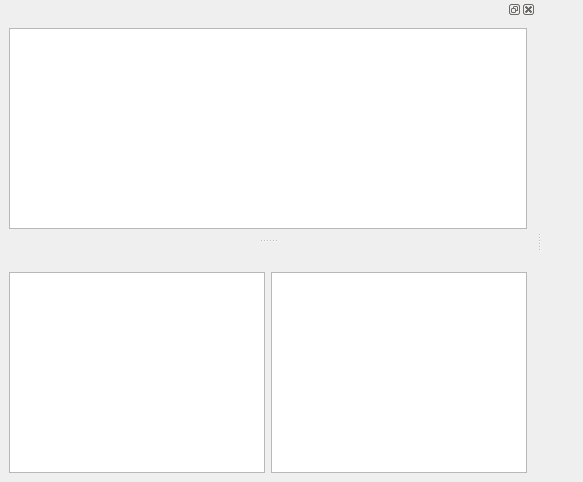
Before: the Qt Designer form Qt/windows/debugwindow.ui in RocketRope/Gameboy-Emulator, drawn with Qt 5.
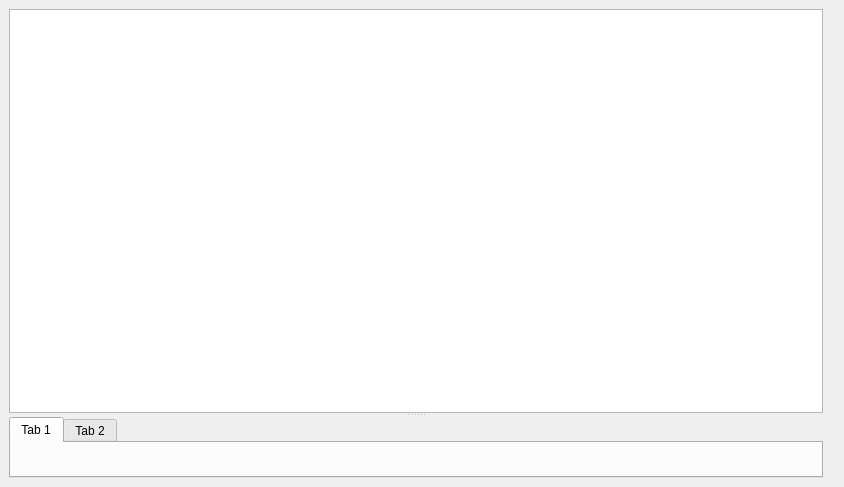
After: the same form once the commit is applied. Custom widgets are drawn as their Qt base class.

Commit message: timer class added

Diff of the .ui file:
```diff
--- a/Qt/windows/debugwindow.ui
+++ b/Qt/windows/debugwindow.ui
@@ -6,15 +6,71 @@
    <rect>
     <x>0</x>
     <y>0</y>
-    <width>583</width>
-    <height>482</height>
+    <width>844</width>
+    <height>487</height>
    </rect>
   </property>
   <property name="windowTitle">
    <string>Debug Window</string>
   </property>
   <widget class="QWidget" name="centralwidget">
-   <layout class="QHBoxLayout" name="horizontalLayout"/>
+   <layout class="QHBoxLayout" name="horizontalLayout">
+    <property name="sizeConstraint">
+     <enum>QLayout::SetDefaultConstraint</enum>
+    </property>
+    <item>
+     <widget class="QSplitter" name="splitter">
+      <property name="sizePolicy">
+       <sizepolicy hsizetype="Expanding" vsizetype="Expanding">
+        <horstretch>0</horstretch>
+        <verstretch>0</verstretch>
+       </sizepolicy>
+      </property>
+      <property name="orientation">
+       <enum>Qt::Vertical</enum>
+      </property>
+      <widget class="QPlainTextEdit" name="plainTextEdit"/>
+      <widget class="QTabWidget" name="tabWidget">
+       <property name="currentIndex">
+        <number>0</number>
+       </property>
+       <widget class="QWidget" name="tab">
+        <attribute name="title">
+         <string>Tab 1</string>
+        </attribute>
+       </widget>
+       <widget class="QWidget" name="tab_2">
+        <attribute name="title">
+         <string>Tab 2</string>
+        </attribute>
+       </widget>
+      </widget>
+     </widget>
+    </item>
+    <item>
+     <layout class="QVBoxLayout" name="verticalLayout_3">
+      <property name="sizeConstraint">
+       <enum>QLayout::SetDefaultConstraint</enum>
+      </property>
+      <item>
+       <layout class="QHBoxLayout" name="horizontalLayout_3">
+        <property name="spacing">
+         <number>6</number>
+        </property>
+        <item>
+         <widget class="CpuRegistersWidget" name="cpuRegisters" native="true"/>
+        </item>
+        <item>
+         <widget class="CpuFlagsWidget" name="cpuFlags" native="true"/>
+        </item>
+       </layout>
+      </item>
+      <item>
+       <layout class="QVBoxLayout" name="verticalLayout_2"/>
+      </item>
+     </layout>
+    </item>
+   </layout>
   </widget>
   <widget class="QMenuBar" name="menubar">
    <property name="geometry">
@@ -26,40 +82,21 @@
     </rect>
    </property>
   </widget>
-  <widget class="QDockWidget" name="dockWidget_2">
-   <attribute name="dockWidgetArea">
-    <number>1</number>
-   </attribute>
-   <widget class="QWidget" name="dockWidgetContents_2">
-    <layout class="QVBoxLayout" name="verticalLayout">
-     <item>
-      <widget class="QTextEdit" name="textEdit_2"/>
-     </item>
-    </layout>
-   </widget>
-  </widget>
-  <widget class="QDockWidget" name="dockWidget_3">
-   <property name="floating">
-    <bool>false</bool>
-   </property>
-   <property name="features">
-    <set>QDockWidget::DockWidgetMovable</set>
-   </property>
-   <attribute name="dockWidgetArea">
-    <number>1</number>
-   </attribute>
-   <widget class="QWidget" name="dockWidgetContents_3">
-    <layout class="QHBoxLayout" name="horizontalLayout_2">
-     <item>
-      <widget class="QTextEdit" name="textEdit_3"/>
-     </item>
-     <item>
-      <widget class="QTextEdit" name="textEdit_4"/>
-     </item>
-    </layout>
-   </widget>
-  </widget>
  </widget>
+ <customwidgets>
+  <customwidget>
+   <class>CpuRegistersWidget</class>
+   <extends>QWidget</extends>
+   <header>cpuregisterswidget.h</header>
+   <container>1</container>
+  </customwidget>
+  <customwidget>
+   <class>CpuFlagsWidget</class>
+   <extends>QWidget</extends>
+   <header>cpuflagswidget.h</header>
+   <container>1</container>
+  </customwidget>
+ </customwidgets>
  <resources/>
  <connections/>
 </ui>
```
Left out of the diff: 2 changed lines with no effect on the pictures. The commit also changes 8 other files.
